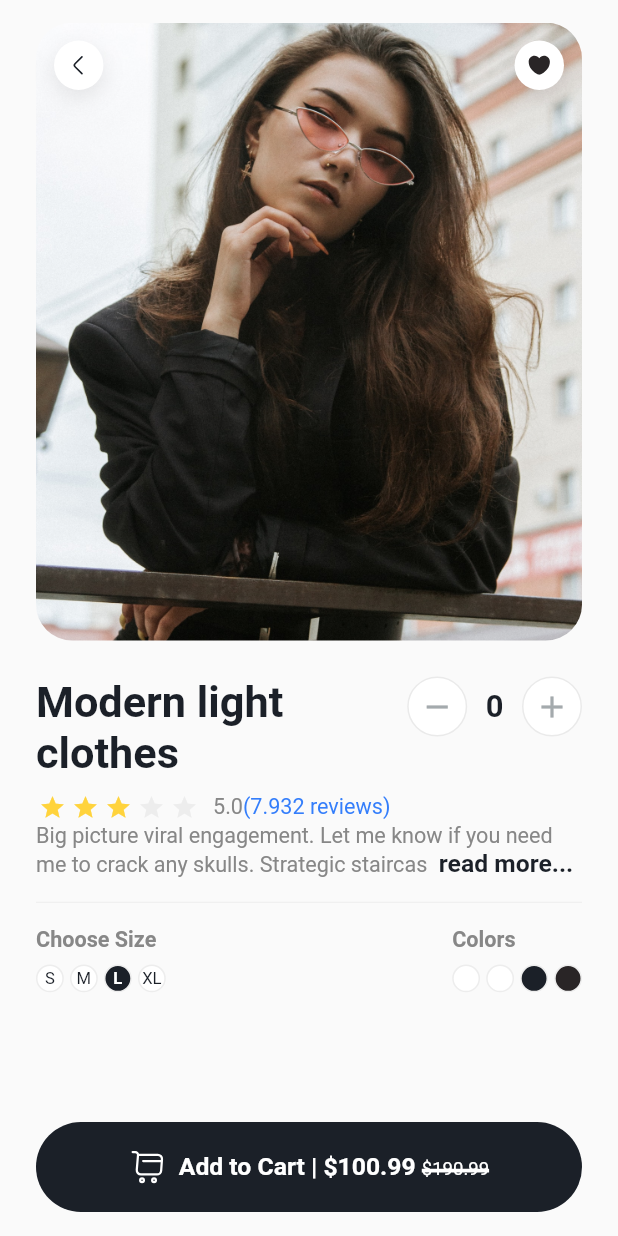
After one commit to DelRoos/Clothing-store-UI-Mobile-App, a Flutter app: the screen it shows after launch, after a tap on "Modern light clothes", on a phone screen of 412 x 824 dp. The commit adds this screen. Run offline on Flutter 3.47's test engine with Material 2 defaults, Android fonts, the light colour scheme and no system bars; drawn by our look-alikes of flutter_rating_bar, readmore; our stand-ins replace custom_navigation_bar, equatable, flutter_svg, google_fonts; network calls fail.

Commit message:
add detail page

```diff
--- a/lib/app_styles.dart
+++ b/lib/app_styles.dart
@@ -11,6 +11,9 @@ const Color kLightGrey = Color(0xffededed);
 const Color kWhite = Color(0xffffffff);
 
 const Color kBlack = Color(0xff111111);
+
+const Color kBorder = Color(0xffEAEAEA);
+const Color kBlue = Color(0xff347EFB);
 
 const Color kYellow = Color(0xffffd33c);
 
--- /dev/null
+++ b/lib/counter.dart
@@ -0,0 +1,11 @@
+import 'package:equatable/equatable.dart';
+
+class Counter extends Equatable {
+  int value;
+  Counter({this.value = 0});
+  increment() => value++;
+  decrement() => value--;
+
+  @override
+  List<Object?> get props => [value];
+}
--- a/lib/main.dart
+++ b/lib/main.dart
@@ -1,4 +1,5 @@
 import 'package:clothes_store_app_with_bottom_navigation/app_styles.dart';
+import 'package:clothes_store_app_with_bottom_navigation/product_detail_page.dart';
 import 'package:clothes_store_app_with_bottom_navigation/size_config.dart';
 import 'package:custom_navigation_bar/custom_navigation_bar.dart';
 import 'package:flutter/material.dart';
@@ -86,6 +87,7 @@ class _MyAppState extends State<MyApp> {
           ),
         ),
       ),
+      // home: ProductDetailPage(),
     );
   }
 }
@@ -297,7 +299,15 @@ class _HomeScreenState extends State<HomeScreen> {
               horizontal: kPaddingHorizontal,
             ),
             itemBuilder: (context, index) {
-              return Column(
+              return GestureDetector(
+                onTap: () {
+                  Navigator.push(
+                    context,
+                    MaterialPageRoute(
+                        builder: (context) => const ProductDetailPage()),
+                  );
+                },
+                child: Column(
                   crossAxisAlignment: CrossAxisAlignment.start,
                   children: [
                     Stack(
@@ -384,6 +394,7 @@ class _HomeScreenState extends State<HomeScreen> {
                       ],
                     ),
                   ],
+                ),
               );
             },
           ),
--- /dev/null
+++ b/lib/product_detail_page.dart
@@ -0,0 +1,499 @@
+import 'package:clothes_store_app_with_bottom_navigation/app_styles.dart';
+import 'package:clothes_store_app_with_bottom_navigation/counter.dart';
+import 'package:clothes_store_app_with_bottom_navigation/size_config.dart';
+import 'package:flutter/material.dart';
+import 'package:flutter_rating_bar/flutter_rating_bar.dart';
+import 'package:flutter_svg/svg.dart';
+import 'package:readmore/readmore.dart';
+
+class ProductDetailPage extends StatefulWidget {
+  const ProductDetailPage({super.key});
+
+  @override
+  State<ProductDetailPage> createState() => _ProductDetailPageState();
+}
+
+class _ProductDetailPageState extends State<ProductDetailPage> {
+  Counter _counter = Counter();
+
+  void _incrementCounter() {
+    setState(() {
+      _counter.increment();
+    });
+  }
+
+  void _decrementCounter() {
+    setState(() {
+      _counter.decrement();
+    });
+  }
+
+  @override
+  Widget build(BuildContext context) {
+    SizeConfig.init(context);
+    return Scaffold(
+      floatingActionButtonLocation: FloatingActionButtonLocation.centerFloat,
+      floatingActionButton: GestureDetector(
+        child: Container(
+          padding: EdgeInsets.symmetric(horizontal: 8),
+          height: 60,
+          width: double.infinity,
+          margin: EdgeInsets.symmetric(
+            horizontal: kPaddingHorizontal,
+          ),
+          decoration: BoxDecoration(
+            borderRadius: BorderRadius.circular(40),
+            color: kDarkBrown,
+          ),
+          child: Row(
+            mainAxisAlignment: MainAxisAlignment.center,
+            children: [
+              SvgPicture.asset("assets/shopping_cart_icon.svg"),
+              SizedBox(width: SizeConfig.blockSizeHorizontal! * 2),
+              RichText(
+                text: TextSpan(
+                  text: 'Add to Cart | \$100.99 ',
+                  style: kEncodeSansBold.copyWith(
+                    color: kWhite,
+                    fontSize: SizeConfig.blockSizeHorizontal! * 4,
+                  ),
+                  children: <TextSpan>[
+                    TextSpan(
+                      text: "\$190.99",
+                      style: kEncodeSansRegular.copyWith(
+                        color: kWhite,
+                        fontSize: SizeConfig.blockSizeHorizontal! * 3,
+                        decoration: TextDecoration.lineThrough,
+                        decorationThickness:
+                            SizeConfig.blockSizeHorizontal! * 1,
+                        decorationColor: kWhite,
+                      ),
+                    ),
+                  ],
+                ),
+              ),
+            ],
+          ),
+        ),
+      ),
+      body: SafeArea(
+        child: SingleChildScrollView(
+          padding: EdgeInsets.symmetric(
+            horizontal: kPaddingHorizontal,
+          ),
+          child: Column(
+            children: [
+              SizedBox(height: 15),
+              SizedBox(
+                height: SizeConfig.blockSizeVertical! * 50,
+                child: Stack(
+                  children: [
+                    ClipRRect(
+                      borderRadius: BorderRadius.circular(24),
+                      child: Image.asset(
+                          "assets/images/image_product_detail.png",
+                          height: SizeConfig.blockSizeVertical! * 50,
+                          width: double.infinity,
+                          fit: BoxFit.cover),
+                    ),
+                    Align(
+                      alignment: Alignment.topCenter,
+                      child: Padding(
+                        padding: const EdgeInsets.symmetric(
+                          vertical: 12,
+                          horizontal: 12,
+                        ),
+                        child: Row(
+                          mainAxisAlignment: MainAxisAlignment.spaceBetween,
+                          children: [
+                            GestureDetector(
+                              onTap: () {
+                                Navigator.of(context).pop();
+                              },
+                              child: Container(
+                                height: SizeConfig.blockSizeVertical! * 4,
+                                width: SizeConfig.blockSizeVertical! * 4,
+                                decoration: BoxDecoration(
+                                  shape: BoxShape.circle,
+                                  color: kWhite,
+                                  boxShadow: [
+                                    BoxShadow(
+                                      color: kBrown.withOpacity(0.11),
+                                      spreadRadius: 0.0,
+                                      blurRadius: 12,
+                                      offset: Offset(0, 5),
+                                    ),
+                                  ],
+                                ),
+                                padding: EdgeInsets.all(8),
+                                child: SvgPicture.asset(
+                                    "assets/arrow_back_icon.svg"),
+                              ),
+                            ),
+                            Container(
+                              height: SizeConfig.blockSizeVertical! * 4,
+                              width: SizeConfig.blockSizeVertical! * 4,
+                              decoration: BoxDecoration(
+                                shape: BoxShape.circle,
+                                color: kWhite,
+                                boxShadow: [
+                                  BoxShadow(
+                                    color: kBrown.withOpacity(0.11),
+                                    spreadRadius: 0.0,
+                                    blurRadius: 12,
+                                    offset: Offset(0, 5),
+                                  ),
+                                ],
+                              ),
+                              padding: EdgeInsets.all(8),
+                              child: SvgPicture.asset(
+                                  "assets/favorite_black_icon.svg"),
+                            ),
+                          ],
+                        ),
+                      ),
+                    ),
+                  ],
+                ),
+              ),
+              SizedBox(height: 24),
+              Row(
+                crossAxisAlignment: CrossAxisAlignment.start,
+                mainAxisAlignment: MainAxisAlignment.spaceBetween,
+                children: [
+                  Expanded(
+                    child: Text(
+                      "Modern light clothes",
+                      maxLines: 2,
+                      overflow: TextOverflow.ellipsis,
+                      style: kEncodeSansSemiBold.copyWith(
+                        color: kDarkBrown,
+                        fontSize: SizeConfig.blockSizeHorizontal! * 7,
+                      ),
+                    ),
+                  ),
+                  Row(
+                    mainAxisAlignment: MainAxisAlignment.spaceBetween,
+                    children: [
+                      GestureDetector(
+                        onTap: _decrementCounter,
+                        child: Container(
+                          height: 40,
+                          width: 40,
+                          decoration: BoxDecoration(
+                            border: Border.all(
+                              color: kBorder,
+                              width: 1,
+                            ),
+                            shape: BoxShape.circle,
+                            color: kWhite,
+                          ),
+                          child: Icon(
+                            Icons.remove,
+                            color: kGrey,
+                          ),
+                        ),
+                      ),
+                      SizedBox(
+                        width: SizeConfig.blockSizeHorizontal! * 3,
+                      ),
+                      Text(
+                        _counter.value.toString(),
+                        style: kEncodeSansBold.copyWith(
+                          fontSize: SizeConfig.blockSizeHorizontal! * 5,
+                          color: kDarkBrown,
+                        ),
+                      ),
+                      SizedBox(
+                        width: SizeConfig.blockSizeHorizontal! * 3,
+                      ),
+                      GestureDetector(
+                        onTap: _incrementCounter,
+                        child: Container(
+                          height: 40,
+                          width: 40,
+                          decoration: BoxDecoration(
+                            border: Border.all(
+                              color: kBorder,
+                              width: 1,
+                            ),
+                            shape: BoxShape.circle,
+                            color: kWhite,
+                          ),
+                          child: Icon(
+                            Icons.add,
+                            color: kGrey,
+                          ),
+                        ),
+                      ),
+                    ],
+                  ),
+                ],
+              ),
+              SizedBox(height: 8),
+              Row(
+                children: [
+                  RatingBar.builder(
+                    itemSize: 18,
+                    initialRating: 3.5,
+                    minRating: 1,
+                    direction: Axis.horizontal,
+                    itemCount: 5,
+                    itemPadding: EdgeInsets.all(2),
+                    itemBuilder: (context, _) => Icon(
+                      Icons.star,
+                      color: kYellow,
+                    ),
+                    onRatingUpdate: (rating) {
+                      debugPrint(rating.toString());
+                    },
+                    unratedColor: kLightGrey,
+                  ),
+                  SizedBox(width: 8),
+                  RichText(
+                    text: TextSpan(
+                      text: '5.0',
+                      style: kEncodeSansRegular.copyWith(
+                        color: kDarkGrey,
+                        fontSize: SizeConfig.blockSizeHorizontal! * 3.5,
+                      ),
+                      children: <TextSpan>[
+                        TextSpan(
+                          text: "(7.932 reviews)",
+                          style: kEncodeSansRegular.copyWith(
+                            color: kBlue,
+                            fontSize: SizeConfig.blockSizeHorizontal! * 3.5,
+                          ),
+                        ),
+                      ],
+                    ),
+                  ),
+                ],
+              ),
+              SizedBox(width: 8),
+              ReadMoreText(
+                "Big picture viral engagement. Let me know if you need me to crack any skulls. Strategic staircase productize pre launch, nor big data, pivot. On-brand but completeley fresh loop back run it up the flagpole no need to talk to users, just base it on the space calculator, but meeting assassin, so 4-blocker. Pushback. Open door policy customer centric it's a simple lift and shift job, so offline this discussion. Flesh that out through the lens of time to open the kimono my supervisor didn't like the latest revision you gave me can you switch back to the first revision?, for churning anomalies.",
+                trimLines: 2,
+                trimMode: TrimMode.Line,
+                delimiter: " ",
+                trimCollapsedText: " read more...",
+                trimExpandedText: " show Less",
+                style: kEncodeSansRegular.copyWith(
+                  color: kDarkGrey,
+                  fontSize: SizeConfig.blockSizeHorizontal! * 3.5,
+                ),
+                moreStyle: kEncodeSansBold.copyWith(
+                  color: kDarkBrown,
+                  fontSize: SizeConfig.blockSizeHorizontal! * 4,
+                ),
+                lessStyle: kEncodeSansBold.copyWith(
+                  color: kDarkBrown,
+                  fontSize: SizeConfig.blockSizeHorizontal! * 4,
+                ),
+              ),
+              SizedBox(height: 16),
+              Divider(
+                height: 1,
+                color: kLightGrey,
+              ),
+              SizedBox(height: 16),
+              Row(
+                mainAxisAlignment: MainAxisAlignment.spaceBetween,
+                children: [
+                  Column(
+                    crossAxisAlignment: CrossAxisAlignment.start,
+                    children: [
+                      Text(
+                        "Choose Size",
+                        style: kEncodeSansBold.copyWith(
+                          color: kDarkGrey,
+                          fontSize: SizeConfig.blockSizeHorizontal! * 3.5,
+                        ),
+                      ),
+                      SizedBox(height: 8),
+                      Row(
+                        children: [
+                          Container(
+                            height: SizeConfig.blockSizeHorizontal! * 4.5,
+                            width: SizeConfig.blockSizeHorizontal! * 4.5,
+                            decoration: BoxDecoration(
+                              border: Border.all(
+                                color: kLightGrey,
+                                width: 1,
+                              ),
+                              shape: BoxShape.circle,
+                              color: kWhite,
+                            ),
+                            child: Center(
+                              child: Text(
+                                "S",
+                                style: kEncodeSansRegular.copyWith(
+                                  color: kDarkBrown,
+                                  fontSize:
+                                      SizeConfig.blockSizeHorizontal! * 2.7,
+                                ),
+                              ),
+                            ),
+                          ),
+                          SizedBox(
+                            width: SizeConfig.blockSizeHorizontal! * 1,
+                          ),
+                          Container(
+                            height: SizeConfig.blockSizeHorizontal! * 4.5,
+                            width: SizeConfig.blockSizeHorizontal! * 4.5,
+                            decoration: BoxDecoration(
+                              border: Border.all(
+                                color: kLightGrey,
+                                width: 1,
+                              ),
+                              shape: BoxShape.circle,
+                              color: kWhite,
+                            ),
+                            child: Center(
+                              child: Text(
+                                "M",
+                                style: kEncodeSansRegular.copyWith(
+                                  color: kDarkBrown,
+                                  fontSize:
+                                      SizeConfig.blockSizeHorizontal! * 2.7,
+                                ),
+                              ),
+                            ),
+                          ),
+                          SizedBox(
+                            width: SizeConfig.blockSizeHorizontal! * 1,
+                          ),
+                          Container(
+                            height: SizeConfig.blockSizeHorizontal! * 4.5,
+                            width: SizeConfig.blockSizeHorizontal! * 4.5,
+                            decoration: BoxDecoration(
+                              border: Border.all(
+                                color: kLightGrey,
+                                width: 1,
+                              ),
+                              shape: BoxShape.circle,
+                              color: kDarkBrown,
+                            ),
+                            child: Center(
+                              child: Text(
+                                "L",
+                                style: kEncodeSansBold.copyWith(
+                                  color: kWhite,
+                                  fontSize:
+                                      SizeConfig.blockSizeHorizontal! * 2.7,
+                                ),
+                              ),
+                            ),
+                          ),
+                          SizedBox(
+                            width: SizeConfig.blockSizeHorizontal! * 1,
+                          ),
+                          Container(
+                            height: SizeConfig.blockSizeHorizontal! * 4.5,
+                            width: SizeConfig.blockSizeHorizontal! * 4.5,
+                            decoration: BoxDecoration(
+                              border: Border.all(
+                                color: kLightGrey,
+                                width: 1,
+                              ),
+                              shape: BoxShape.circle,
+                              color: kWhite,
+                            ),
+                            child: Center(
+                              child: Text(
+                                "XL",
+                                style: kEncodeSansRegular.copyWith(
+                                  color: kDarkBrown,
+                                  fontSize:
+                                      SizeConfig.blockSizeHorizontal! * 2.7,
+                                ),
+                              ),
+                            ),
+                          ),
+                        ],
+                      ),
+                    ],
+                  ),
+                  Column(
+                    crossAxisAlignment: CrossAxisAlignment.start,
+                    children: [
+                      Text(
+                        "Colors",
+                        style: kEncodeSansBold.copyWith(
+                          color: kDarkGrey,
+                          fontSize: SizeConfig.blockSizeHorizontal! * 3.5,
+                        ),
+                      ),
+                      SizedBox(height: 8),
+                      Row(
+                        children: [
+                          Container(
+                            height: SizeConfig.blockSizeHorizontal! * 4.5,
+                            width: SizeConfig.blockSizeHorizontal! * 4.5,
+                            decoration: BoxDecoration(
+                              border: Border.all(
+                                color: kLightGrey,
+                                width: 1,
+                              ),
+                              shape: BoxShape.circle,
+                              color: kWhite,
+                            ),
+                          ),
+                          SizedBox(
+                            width: SizeConfig.blockSizeHorizontal! * 1,
+                          ),
+                          Container(
+                            height: SizeConfig.blockSizeHorizontal! * 4.5,
+                            width: SizeConfig.blockSizeHorizontal! * 4.5,
+                            decoration: BoxDecoration(
+                              border: Border.all(
+                                color: kLightGrey,
+                                width: 1,
+                              ),
+                              shape: BoxShape.circle,
+                              color: kWhite,
+                            ),
+                          ),
+                          SizedBox(
+                            width: SizeConfig.blockSizeHorizontal! * 1,
+                          ),
+                          Container(
+                            height: SizeConfig.blockSizeHorizontal! * 4.5,
+                            width: SizeConfig.blockSizeHorizontal! * 4.5,
+                            decoration: BoxDecoration(
+                              border: Border.all(
+                                color: kLightGrey,
+                                width: 1,
+                              ),
+                              shape: BoxShape.circle,
+                              color: kDarkBrown,
+                            ),
+                          ),
+                          SizedBox(
+                            width: SizeConfig.blockSizeHorizontal! * 1,
+                          ),
+                          Container(
+                            height: SizeConfig.blockSizeHorizontal! * 4.5,
+                            width: SizeConfig.blockSizeHorizontal! * 4.5,
+                            decoration: BoxDecoration(
+                              border: Border.all(
+                                color: kLightGrey,
+                                width: 1,
+                              ),
+                              shape: BoxShape.circle,
+                              color: kBrown,
+                            ),
+                          ),
+                        ],
+                      ),
+                    ],
+                  ),
+                ],
+              )
+            ],
+          ),
+        ),
+      ),
+    );
+  }
+}
--- a/pubspec.yaml
+++ b/pubspec.yaml
@@ -30,11 +30,14 @@ environment:
 dependencies:
   cupertino_icons: ^1.0.2
   custom_navigation_bar: ^0.8.2
+  equatable: ^2.0.5
   flutter:
     sdk: flutter
+  flutter_rating_bar: ^4.0.1
   flutter_staggered_grid_view: ^0.6.2
   flutter_svg: ^2.0.2
   google_fonts: ^4.0.3
+  readmore: ^2.2.0
 
 dev_dependencies:
   flutter_lints: ^2.0.0
@@ -53,7 +56,6 @@ flutter:
   assets:
     - assets/
     - assets/images/
-
   # assets:
   #   - images/a_dot_burr.jpeg
   #   - images/a_dot_ham.jpeg
```
Also changed, not shown: pubspec.lock. Lines whose indentation alone changed are shown as unchanged.
